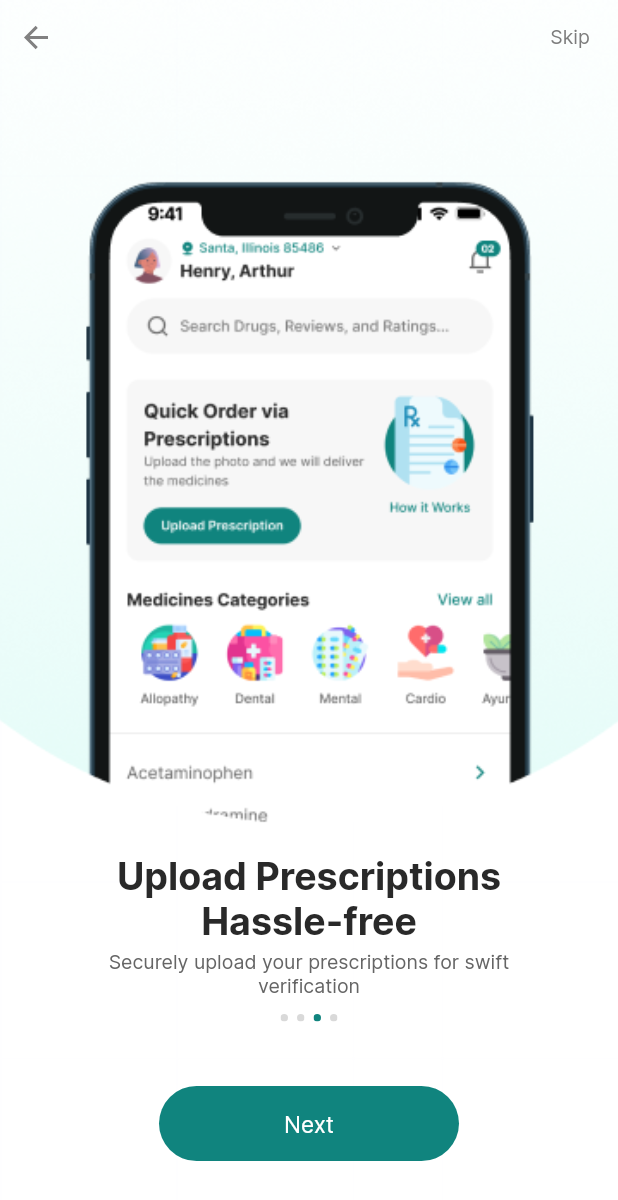
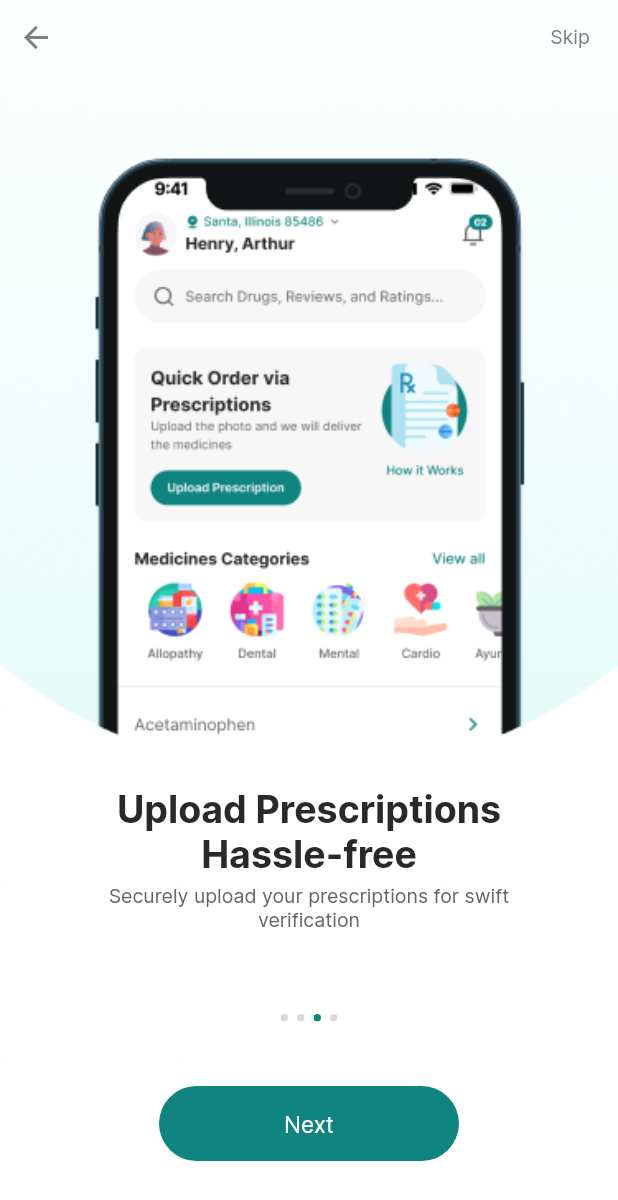
Before and after one commit to kevin-savaliya/Medic-Medicine-E-commerce, a Flutter app: the screen it shows after launch, swiped to page 3, on a phone screen of 412 x 824 dp. Shown: the top 1200 px of the screen. Run offline on Flutter 3.47's test engine with Material 2 defaults, Android fonts, the phone set to English and light mode, and no system bars; our stand-ins replace cached_network_image, cloud_firestore, connectivity_plus, country_code_picker, easy_date_timeline, expansion_tile_card and 19 more; accounts and stored records are empty; project files that could hold a hidden picture were left out.

Commit message:
- intro screen image and UI change

```diff
--- a/lib/screen/intro_screen.dart
+++ b/lib/screen/intro_screen.dart
@@ -21,7 +21,7 @@ class IntroScreen extends StatelessWidget {
             backgroundColor: controller.selectedPageIndex.value == 3
                 ? AppColors.primaryColor
                 : Colors.white,
-            body: SafeArea(
+            body: Container(
               child: Stack(
                 children: [
                   SizedBox(
@@ -42,6 +42,7 @@ class IntroScreen extends StatelessWidget {
                                 // mainAxisAlignment: MainAxisAlignment.center,
                                 children: [
                                   Expanded(
+                                    flex: 3,
                                     child: Container(
                                       height: 420,
                                       width: double.infinity,
@@ -52,6 +53,10 @@ class IntroScreen extends StatelessWidget {
                                       ),
                                     ),
                                   ),
+                                  Expanded(
+                                    flex: 1,
+                                    child: Column(
+                                      children: [
                                         const SizedBox(
                                           height: 20,
                                         ),
@@ -61,11 +66,13 @@ class IntroScreen extends StatelessWidget {
                                               .textTheme
                                               .displayLarge!
                                               .copyWith(
-                                          color: controller.selectedPageIndex
+                                                color: controller
+                                                            .selectedPageIndex
                                                             .value ==
                                                         3
                                                     ? AppColors.white
-                                              : AppColors.darkPrimaryColor,
+                                                    : AppColors
+                                                        .darkPrimaryColor,
                                               ),
                                           textAlign: TextAlign.center,
                                         ),
@@ -73,12 +80,14 @@ class IntroScreen extends StatelessWidget {
                                           height: 4,
                                         ),
                                         Text(
-                                    controller.introList[index].description!,
+                                          controller
+                                              .introList[index].description!,
                                           style: Theme.of(context)
                                               .textTheme
                                               .displaySmall!
                                               .copyWith(
-                                            color: controller.selectedPageIndex
+                                                  color: controller
+                                                              .selectedPageIndex
                                                               .value ==
                                                           3
                                                       ? AppColors.decsGrey
@@ -88,6 +97,9 @@ class IntroScreen extends StatelessWidget {
                                         ),
                                         const SizedBox(
                                           height: 8,
+                                        ),
+                                      ],
+                                    ),
                                   ),
                                 ],
                               );
@@ -185,6 +197,7 @@ class IntroScreen extends StatelessWidget {
                   ),
                   Positioned(
                       height: 50,
+                      top: Get.mediaQuery.padding.top,
                       child: Obx(() => Visibility(
                           visible: controller.selectedPageIndex.value != 0,
                           child: IconButton(
@@ -214,6 +227,7 @@ class IntroScreen extends StatelessWidget {
                           )))),
                   Positioned(
                       right: 0,
+                      top: Get.mediaQuery.padding.top,
                       child: Obx(() => Visibility(
                             visible: controller.selectedPageIndex.value != 3,
                             child: TextButton(
```
Lines whose indentation alone changed are shown as unchanged.
